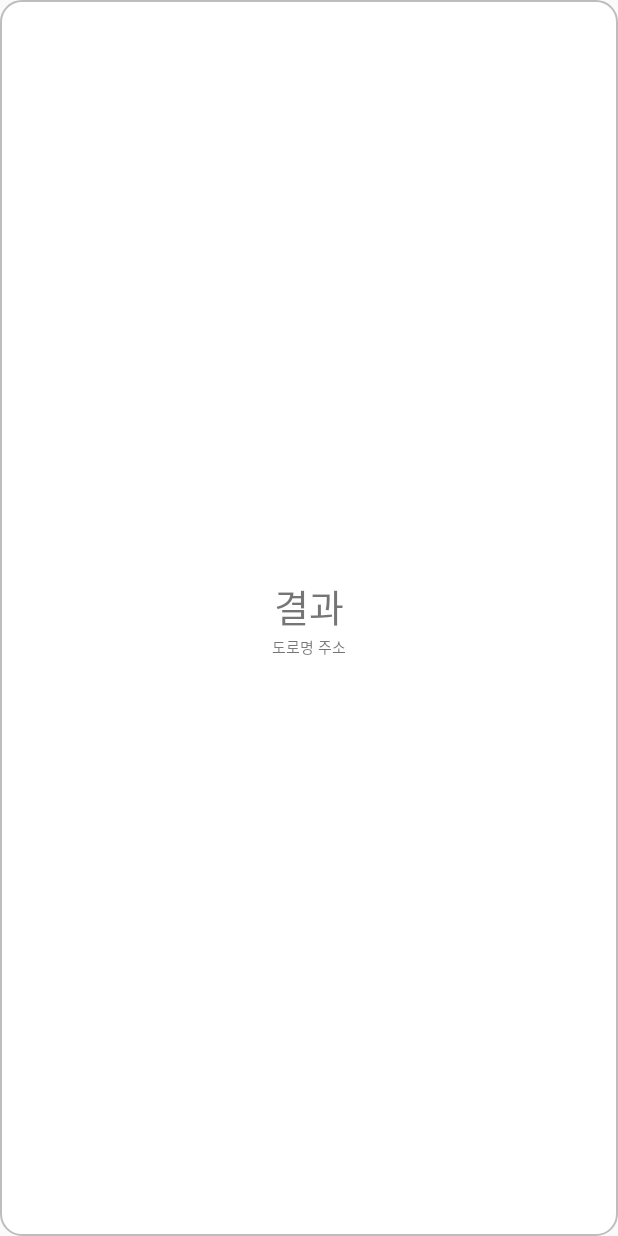
After one commit to qkrwogur/FoodRoulette, an Android app: the layout roulette_dialog.xml on its own in the app's theme, with its tools: preview values and no code run, on a phone screen of 412 x 824 dp. The commit adds this screen. Run offline under Robolectric (Android 15) with nearby library versions, the phone set to English and light mode, and no system bars.

```diff
--- a/app/src/main/java/com/example/food/RouletteList.java
+++ b/app/src/main/java/com/example/food/RouletteList.java
@@ -89,6 +89,7 @@ public class RouletteList extends Activity {
             if (count>1&&count<7) {
                 Intent intent = new Intent(getApplicationContext(), Roulette.class);
                 intent.putExtra("list", items);
+                intent.putExtra("select",select);
                 startActivity(intent);
                 Toast.makeText(this, "선택 갯수 : " + selectedItems.size(), Toast.LENGTH_LONG).show();
             }else
@@ -99,6 +100,7 @@ public class RouletteList extends Activity {
                 Intent intent = new Intent(getApplicationContext(), Roulette.class);
                 items = selectedItems.toArray(new String[selectedItems.size()]);
                 intent.putExtra("list", items);
+                intent.putExtra("select",select);
                 startActivity(intent);
                 Toast.makeText(this, "선택 갯수 : " + selectedItems.size(), Toast.LENGTH_LONG).show();
             } else
--- a/app/src/main/res/layout/review_write.xml
+++ b/app/src/main/res/layout/review_write.xml
@@ -60,6 +60,7 @@
                         android:numStars="5"
                         android:isIndicator="false"
                         android:stepSize="0.5"
+                        android:rating="0.5"
                         android:max="5"
                         android:layout_gravity="center_horizontal"
                         android:background="@android:color/white"
@@ -93,6 +94,7 @@
                         android:numStars="5"
                         android:isIndicator="false"
                         android:stepSize="0.5"
+                        android:rating="0.5"
                         android:max="5"
                         android:layout_gravity="center_horizontal"
                         android:background="@android:color/white"
@@ -126,6 +128,7 @@
                         android:numStars="5"
                         android:isIndicator="false"
                         android:stepSize="0.5"
+                        android:rating="0.5"
                         android:max="5"
                         android:layout_gravity="center_horizontal"
                         android:background="@android:color/white"
@@ -159,6 +162,7 @@
                         android:numStars="5"
                         android:isIndicator="false"
                         android:stepSize="0.5"
+                        android:rating="0.5"
                         android:max="5"
                         android:layout_gravity="center_horizontal"
                         android:background="@android:color/white"
@@ -192,6 +196,7 @@
                         android:numStars="5"
                         android:isIndicator="false"
                         android:stepSize="0.5"
+                        android:rating="0.5"
                         android:max="5"
                         android:layout_gravity="center_horizontal"
                         android:background="@android:color/white"
@@ -221,6 +226,7 @@
                 android:background="#636363"
                 />
             <EditText
+                android:id="@+id/rv_write_Contents"
                 android:layout_width="match_parent"
                 android:layout_height="200dp"
                 android:background="@android:color/white"
--- /dev/null
+++ b/app/src/main/res/layout/roulette_dialog.xml
@@ -0,0 +1,24 @@
+<?xml version="1.0" encoding="utf-8"?>
+<LinearLayout xmlns:android="http://schemas.android.com/apk/res/android"
+    android:layout_width="match_parent"
+    android:layout_height="match_parent"
+    android:gravity="center"
+    android:background="@drawable/buttonshape"
+    android:orientation="vertical">
+    <TextView
+        android:id="@+id/roulette_result"
+        android:layout_width="match_parent"
+        android:layout_height="wrap_content"
+        android:text="결과"
+        android:textSize="25sp"
+        android:gravity="center"
+        />
+    <TextView
+        android:layout_width="match_parent"
+        android:layout_height="wrap_content"
+        android:text="도로명 주소"
+        android:textSize="10sp"
+        android:gravity="center"
+        />
+
+</LinearLayout>
```
Also changed, not shown: app/src/main/java/com/example/food/ReviewWrite.java (+55 -10 lines), app/src/main/java/com/example/food/Roulette.java (+19 -3 lines).
